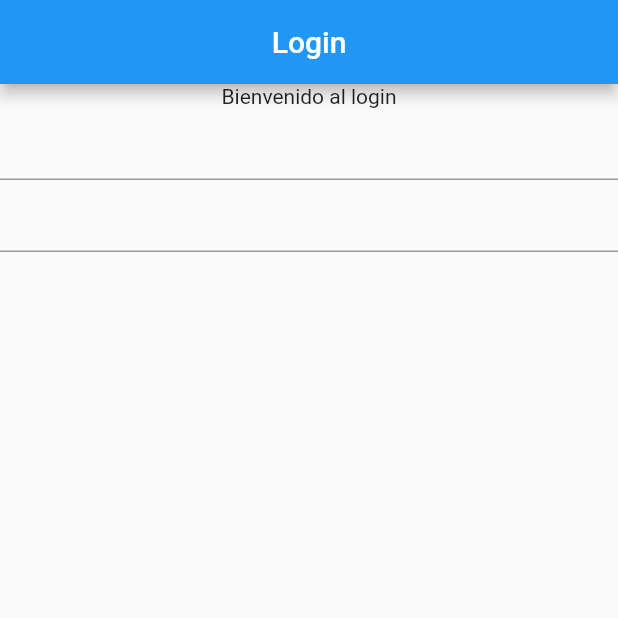
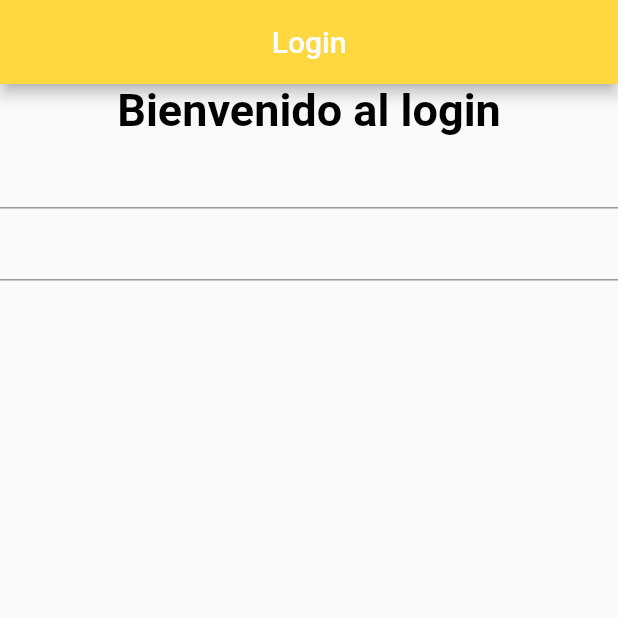
Before and after one commit to carlosgr1992/EjercicioFlutterDAM, a Flutter app: the screen it shows after launch, on a phone screen of 412 x 824 dp, the top half of it. Run offline on Flutter 3.47's test engine with Material 2 defaults, Android fonts, the phone set to English and light mode, and no system bars.

Commit message:
personalizados textFields y titulo del loginView

```diff
--- a/lib/onBoarding/LoginView.dart
+++ b/lib/onBoarding/LoginView.dart
@@ -9,12 +9,31 @@ class LoginView extends StatelessWidget {
     _context = context;
 
     return Scaffold(
-      appBar: AppBar(title: Text("Login"), centerTitle: true),
-      body: Column(children: [
-        Text("Bienvenido al login"),
-        TextField(),
-        TextFormField()
-      ]),
+      appBar: AppBar(title: Text("Login"), centerTitle: true, backgroundColor: Colors.amberAccent,),
+      body: Column(
+        children: [
+          Text("Bienvenido al login",
+          style: TextStyle(
+            fontSize: 30,
+            fontWeight: FontWeight.bold,
+            color: Colors.black
+          )),
+          TextField(
+            decoration: InputDecoration(
+              focusedBorder: UnderlineInputBorder(
+                borderSide: BorderSide(color: Colors.amberAccent),
+              ),
+            ),
+          ),
+          TextFormField(
+            decoration: InputDecoration(
+              focusedBorder: UnderlineInputBorder(
+                  borderSide: BorderSide(color: Colors.amberAccent)
+              ),
+            ),
+          ),
+        ],
+      ),
     );
   }
 
```
